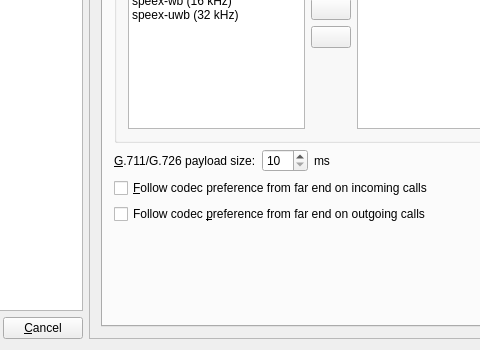
Old version of the form src/gui/userprofileform.ui in the repository LubosD/twinkle; both pictures show x 147 to 627 and y 242 to 592 of the 777 by 592 pixel window.
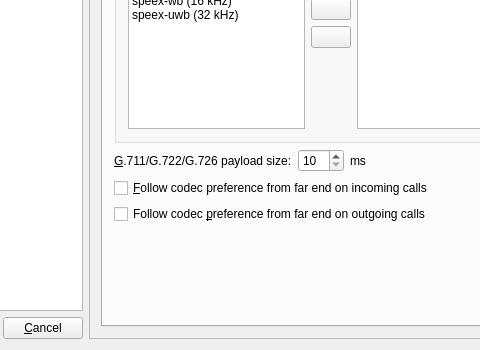
New version of the form. The open tabs and pages were chosen to show the change. Icons and pictures are not drawn.

Diff of the .ui file:
```diff
--- a/src/gui/userprofileform.ui
+++ b/src/gui/userprofileform.ui
@@ -786,7 +786,7 @@
              <item>
               <widget class="QLabel" name="ptimeTextLabel">
                <property name="text">
-                <string>&amp;G.711/G.726 payload size:</string>
+                <string>&amp;G.711/G.722/G.726 payload size:</string>
                </property>
                <property name="wordWrap">
                 <bool>false</bool>
```
Left out of the diff: 2 changed lines with no effect on the pictures.
